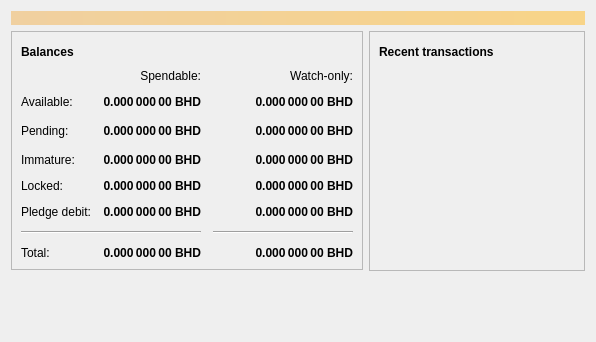
Above: src/qt/forms/overviewpage.ui from goomario/btchd before the change. Below: the same form after it.
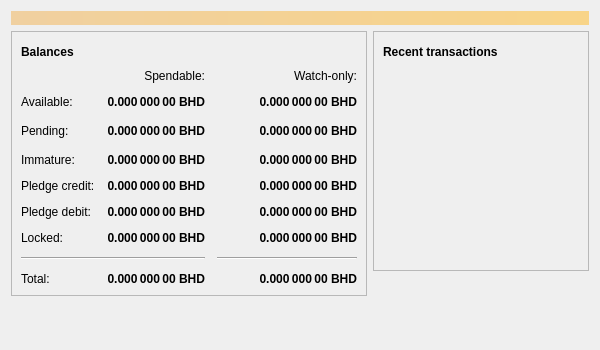
That is the form after the change. Icons and pictures are not drawn.

Commit message: Gui support for pledge

Patch:
```diff
--- a/src/qt/forms/overviewpage.ui
+++ b/src/qt/forms/overviewpage.ui
@@ -6,8 +6,8 @@
    <rect>
     <x>0</x>
     <y>0</y>
-    <width>596</width>
-    <height>342</height>
+    <width>600</width>
+    <height>350</height>
    </rect>
   </property>
   <property name="windowTitle">
@@ -189,89 +189,6 @@
               </property>
              </widget>
             </item>
-            <item row="4" column="2">
-             <widget class="QLabel" name="labelWatchLocked">
-              <property name="font">
-               <font>
-                <weight>75</weight>
-                <bold>true</bold>
-               </font>
-              </property>
-              <property name="cursor">
-               <cursorShape>IBeamCursor</cursorShape>
-              </property>
-              <property name="toolTip">
-               <string>Locked (for bind plotter and pledge credit) balance to watch-only addresses</string>
-              </property>
-              <property name="text">
-               <string notr="true">0.000 000 00 BHD</string>
-              </property>
-              <property name="alignment">
-               <set>Qt::AlignRight|Qt::AlignTrailing|Qt::AlignVCenter</set>
-              </property>
-              <property name="textInteractionFlags">
-               <set>Qt::LinksAccessibleByMouse|Qt::TextSelectableByKeyboard|Qt::TextSelectableByMouse</set>
-              </property>
-             </widget>
-            </item>
-            <item row="5" column="2">
-             <widget class="QLabel" name="labelWatchPledgeDebit">
-              <property name="font">
-               <font>
-                <weight>75</weight>
-                <bold>true</bold>
-               </font>
-              </property>
-              <property name="cursor">
-               <cursorShape>IBeamCursor</cursorShape>
-              </property>
-              <property name="toolTip">
-               <string>Pledge debit balance to watch-only addresses</string>
-              </property>
-              <property name="text">
-               <string notr="true">0.000 000 00 BHD</string>
-              </property>
-              <property name="alignment">
-               <set>Qt::AlignRight|Qt::AlignTrailing|Qt::AlignVCenter</set>
-              </property>
-              <property name="textInteractionFlags">
-               <set>Qt::LinksAccessibleByMouse|Qt::TextSelectableByKeyboard|Qt::TextSelectableByMouse</set>
-              </property>
-             </widget>
-            </item>
-            <item row="6" column="0" colspan="2">
-             <widget class="Line" name="line">
-              <property name="orientation">
-               <enum>Qt::Horizontal</enum>
-              </property>
-             </widget>
-            </item>
-            <item row="6" column="2">
-             <widget class="Line" name="lineWatchBalance">
-              <property name="sizePolicy">
-               <sizepolicy hsizetype="Preferred" vsizetype="Fixed">
-                <horstretch>0</horstretch>
-                <verstretch>0</verstretch>
-               </sizepolicy>
-              </property>
-              <property name="minimumSize">
-               <size>
-                <width>140</width>
-                <height>0</height>
-               </size>
-              </property>
-              <property name="orientation">
-               <enum>Qt::Horizontal</enum>
-              </property>
-             </widget>
-            </item>
-            <item row="7" column="0">
-             <widget class="QLabel" name="labelTotalText">
-              <property name="text">
-               <string>Total:</string>
-              </property>
-             </widget>
-            </item>
             <item row="3" column="1">
              <widget class="QLabel" name="labelImmature">
               <property name="font">
@@ -297,56 +214,6 @@
               </property>
              </widget>
             </item>
-            <item row="4" column="1">
-             <widget class="QLabel" name="labelLocked">
-              <property name="font">
-               <font>
-                <weight>75</weight>
-                <bold>true</bold>
-               </font>
-              </property>
-              <property name="cursor">
-               <cursorShape>IBeamCursor</cursorShape>
-              </property>
-              <property name="toolTip">
-               <string>Total of balance that have to be locked (for bind plotter and pledge credit), and do not yet count toward the spendable balance</string>
-              </property>
-              <property name="text">
-               <string notr="true">0.000 000 00 BHD</string>
-              </property>
-              <property name="alignment">
-               <set>Qt::AlignRight|Qt::AlignTrailing|Qt::AlignVCenter</set>
-              </property>
-              <property name="textInteractionFlags">
-               <set>Qt::LinksAccessibleByMouse|Qt::TextSelectableByKeyboard|Qt::TextSelectableByMouse</set>
-              </property>
-             </widget>
-            </item>
-            <item row="5" column="1">
-             <widget class="QLabel" name="labelPledgeDebit">
-              <property name="font">
-               <font>
-                <weight>75</weight>
-                <bold>true</bold>
-               </font>
-              </property>
-              <property name="cursor">
-               <cursorShape>IBeamCursor</cursorShape>
-              </property>
-              <property name="toolTip">
-               <string>Total of balance that have to be pledge debit, but unspendable</string>
-              </property>
-              <property name="text">
-               <string notr="true">0.000 000 00 BHD</string>
-              </property>
-              <property name="alignment">
-               <set>Qt::AlignRight|Qt::AlignTrailing|Qt::AlignVCenter</set>
-              </property>
-              <property name="textInteractionFlags">
-               <set>Qt::LinksAccessibleByMouse|Qt::TextSelectableByKeyboard|Qt::TextSelectableByMouse</set>
-              </property>
-             </widget>
-            </item>
             <item row="2" column="3">
              <spacer name="horizontalSpacer_2">
               <property name="orientation">
@@ -367,70 +234,6 @@
               </property>
              </widget>
             </item>
-            <item row="4" column="0">
-             <widget class="QLabel" name="labelLockedText">
-              <property name="text">
-               <string>Locked:</string>
-              </property>
-             </widget>
-            </item>
-            <item row="5" column="0">
-             <widget class="QLabel" name="labelPledgeDebitText">
-              <property name="text">
-               <string>Pledge debit:</string>
-              </property>
-             </widget>
-            </item>
-            <item row="7" column="1">
-             <widget class="QLabel" name="labelTotal">
-              <property name="font">
-               <font>
-                <weight>75</weight>
-                <bold>true</bold>
-               </font>
-              </property>
-              <property name="cursor">
-               <cursorShape>IBeamCursor</cursorShape>
-              </property>
-              <property name="toolTip">
-               <string>Your current total balance</string>
-              </property>
-              <property name="text">
-               <string notr="true">0.000 000 00 BHD</string>
-              </property>
-              <property name="alignment">
-               <set>Qt::AlignRight|Qt::AlignTrailing|Qt::AlignVCenter</set>
-              </property>
-              <property name="textInteractionFlags">
-               <set>Qt::LinksAccessibleByMouse|Qt::TextSelectableByKeyboard|Qt::TextSelectableByMouse</set>
-              </property>
-             </widget>
-            </item>
-            <item row="7" column="2">
-             <widget class="QLabel" name="labelWatchTotal">
-              <property name="font">
-               <font>
-                <weight>75</weight>
-                <bold>true</bold>
-               </font>
-              </property>
-              <property name="cursor">
-               <cursorShape>IBeamCursor</cursorShape>
-              </property>
-              <property name="toolTip">
-               <string>Current total balance in watch-only addresses</string>
-              </property>
-              <property name="text">
-               <string notr="true">0.000 000 00 BHD</string>
-              </property>
-              <property name="alignment">
-               <set>Qt::AlignRight|Qt::AlignTrailing|Qt::AlignVCenter</set>
-              </property>
-              <property name="textInteractionFlags">
-               <set>Qt::LinksAccessibleByMouse|Qt::TextSelectableByKeyboard|Qt::TextSelectableByMouse</set>
-              </property>
-             </widget>
-            </item>
             <item row="0" column="2">
              <widget class="QLabel" name="labelWatchonly">
               <property name="text">
@@ -515,6 +318,260 @@
               </property>
              </widget>
             </item>
+            <item row="4" column="0">
+             <widget class="QLabel" name="labelPledgeCreditText">
+              <property name="text">
+               <string>Pledge credit:</string>
+              </property>
+             </widget>
+            </item>
+            <item row="5" column="0">
+             <widget class="QLabel" name="labelPledgeDebitText">
+              <property name="text">
+               <string>Pledge debit:</string>
+              </property>
+             </widget>
+            </item>
+            <item row="6" column="0">
+             <widget class="QLabel" name="labelLockedText">
+              <property name="text">
+               <string>Locked:</string>
+              </property>
+             </widget>
+            </item>
+            <item row="4" column="1">
+             <widget class="QLabel" name="labelPledgeCredit">
+              <property name="font">
+               <font>
+                <weight>75</weight>
+                <bold>true</bold>
+               </font>
+              </property>
+              <property name="cursor">
+               <cursorShape>IBeamCursor</cursorShape>
+              </property>
+              <property name="toolTip">
+               <string>Total of balance that have to be pledge credit, and do not yet count toward the spendable balance</string>
+              </property>
+              <property name="text">
+               <string notr="true">0.000 000 00 BHD</string>
+              </property>
+              <property name="alignment">
+               <set>Qt::AlignRight|Qt::AlignTrailing|Qt::AlignVCenter</set>
+              </property>
+              <property name="textInteractionFlags">
+               <set>Qt::LinksAccessibleByMouse|Qt::TextSelectableByKeyboard|Qt::TextSelectableByMouse</set>
+              </property>
+             </widget>
+            </item>
+            <item row="5" column="1">
+             <widget class="QLabel" name="labelPledgeDebit">
+              <property name="font">
+               <font>
+                <weight>75</weight>
+                <bold>true</bold>
+               </font>
+              </property>
+              <property name="cursor">
+               <cursorShape>IBeamCursor</cursorShape>
+              </property>
+              <property name="toolTip">
+               <string>Total of balance that have to be pledge debit, and do not yet count toward the spendable balance</string>
+              </property>
+              <property name="text">
+               <string notr="true">0.000 000 00 BHD</string>
+              </property>
+              <property name="alignment">
+               <set>Qt::AlignRight|Qt::AlignTrailing|Qt::AlignVCenter</set>
+              </property>
+              <property name="textInteractionFlags">
+               <set>Qt::LinksAccessibleByMouse|Qt::TextSelectableByKeyboard|Qt::TextSelectableByMouse</set>
+              </property>
+             </widget>
+            </item>
+            <item row="6" column="1">
+             <widget class="QLabel" name="labelLocked">
+              <property name="font">
+               <font>
+                <weight>75</weight>
+                <bold>true</bold>
+               </font>
+              </property>
+              <property name="cursor">
+               <cursorShape>IBeamCursor</cursorShape>
+              </property>
+              <property name="toolTip">
+               <string>Total of balance that have to be locked (for bind plotter), and do not yet count toward the spendable balance</string>
+              </property>
+              <property name="text">
+               <string notr="true">0.000 000 00 BHD</string>
+              </property>
+              <property name="alignment">
+               <set>Qt::AlignRight|Qt::AlignTrailing|Qt::AlignVCenter</set>
+              </property>
+              <property name="textInteractionFlags">
+               <set>Qt::LinksAccessibleByMouse|Qt::TextSelectableByKeyboard|Qt::TextSelectableByMouse</set>
+              </property>
+             </widget>
+            </item>
+            <item row="4" column="2">
+             <widget class="QLabel" name="labelWatchPledgeCredit">
+              <property name="font">
+               <font>
+                <weight>75</weight>
+                <bold>true</bold>
+               </font>
+              </property>
+              <property name="cursor">
+               <cursorShape>IBeamCursor</cursorShape>
+              </property>
+              <property name="toolTip">
+               <string>Pledge credit balance to watch-only addresses</string>
+              </property>
+              <property name="text">
+               <string notr="true">0.000 000 00 BHD</string>
+              </property>
+              <property name="alignment">
+               <set>Qt::AlignRight|Qt::AlignTrailing|Qt::AlignVCenter</set>
+              </property>
+              <property name="textInteractionFlags">
+               <set>Qt::LinksAccessibleByMouse|Qt::TextSelectableByKeyboard|Qt::TextSelectableByMouse</set>
+              </property>
+             </widget>
+            </item>
+            <item row="5" column="2">
+             <widget class="QLabel" name="labelWatchPledgeDebit">
+              <property name="font">
+               <font>
+                <weight>75</weight>
+                <bold>true</bold>
+               </font>
+              </property>
+              <property name="cursor">
+               <cursorShape>IBeamCursor</cursorShape>
+              </property>
+              <property name="toolTip">
+               <string>Pledge debit balance to watch-only addresses</string>
+              </property>
+              <property name="text">
+               <string notr="true">0.000 000 00 BHD</string>
+              </property>
+              <property name="alignment">
+               <set>Qt::AlignRight|Qt::AlignTrailing|Qt::AlignVCenter</set>
+              </property>
+              <property name="textInteractionFlags">
+               <set>Qt::LinksAccessibleByMouse|Qt::TextSelectableByKeyboard|Qt::TextSelectableByMouse</set>
+              </property>
+             </widget>
+            </item>
+            <item row="6" column="2">
+             <widget class="QLabel" name="labelWatchLocked">
+              <property name="font">
+               <font>
+                <weight>75</weight>
+                <bold>true</bold>
+               </font>
+              </property>
+              <property name="cursor">
+               <cursorShape>IBeamCursor</cursorShape>
+              </property>
+              <property name="toolTip">
+               <string>Locked (for bind plotter) balance to watch-only addresses</string>
+              </property>
+              <property name="text">
+               <string notr="true">0.000 000 00 BHD</string>
+              </property>
+              <property name="alignment">
+               <set>Qt::AlignRight|Qt::AlignTrailing|Qt::AlignVCenter</set>
+              </property>
+              <property name="textInteractionFlags">
+               <set>Qt::LinksAccessibleByMouse|Qt::TextSelectableByKeyboard|Qt::TextSelectableByMouse</set>
+              </property>
+             </widget>
+            </item>
+            <item row="7" column="0" colspan="2">
+             <widget class="Line" name="line">
+              <property name="orientation">
+               <enum>Qt::Horizontal</enum>
+              </property>
+             </widget>
+            </item>
+            <item row="7" column="2">
+             <widget class="Line" name="lineWatchBalance">
+              <property name="sizePolicy">
+               <sizepolicy hsizetype="Preferred" vsizetype="Fixed">
+                <horstretch>0</horstretch>
+                <verstretch>0</verstretch>
+               </sizepolicy>
+              </property>
+              <property name="minimumSize">
+               <size>
+                <width>140</width>
+                <height>0</height>
+               </size>
+              </property>
+              <property name="orientation">
+               <enum>Qt::Horizontal</enum>
+              </property>
+             </widget>
+            </item>
+            <item row="8" column="0">
+             <widget class="QLabel" name="labelTotalText">
+              <property name="text">
+               <string>Total:</string>
+              </property>
+             </widget>
+            </item>
+            <item row="8" column="1">
+             <widget class="QLabel" name="labelTotal">
+              <property name="font">
+               <font>
+                <weight>75</weight>
+                <bold>true</bold>
+               </font>
+              </property>
+              <property name="cursor">
+               <cursorShape>IBeamCursor</cursorShape>
+              </property>
+              <property name="toolTip">
+               <string>Your current total balance</string>
+              </property>
+              <property name="text">
+               <string notr="true">0.000 000 00 BHD</string>
+              </property>
+              <property name="alignment">
+               <set>Qt::AlignRight|Qt::AlignTrailing|Qt::AlignVCenter</set>
+              </property>
+              <property name="textInteractionFlags">
+               <set>Qt::LinksAccessibleByMouse|Qt::TextSelectableByKeyboard|Qt::TextSelectableByMouse</set>
+              </property>
+             </widget>
+            </item>
+            <item row="8" column="2">
+             <widget class="QLabel" name="labelWatchTotal">
+              <property name="font">
+               <font>
+                <weight>75</weight>
+                <bold>true</bold>
+               </font>
+              </property>
+              <property name="cursor">
+               <cursorShape>IBeamCursor</cursorShape>
+              </property>
+              <property name="toolTip">
+               <string>Current total balance in watch-only addresses</string>
+              </property>
+              <property name="text">
+               <string notr="true">0.000 000 00 BHD</string>
+              </property>
+              <property name="alignment">
+               <set>Qt::AlignRight|Qt::AlignTrailing|Qt::AlignVCenter</set>
+              </property>
+              <property name="textInteractionFlags">
+               <set>Qt::LinksAccessibleByMouse|Qt::TextSelectableByKeyboard|Qt::TextSelectableByMouse</set>
+              </property>
+             </widget>
+            </item>
            </layout>
           </item>
          </layout>
```
Left out of the diff: 2 changed lines with no effect on the pictures. The commit also changes 18 other files.
